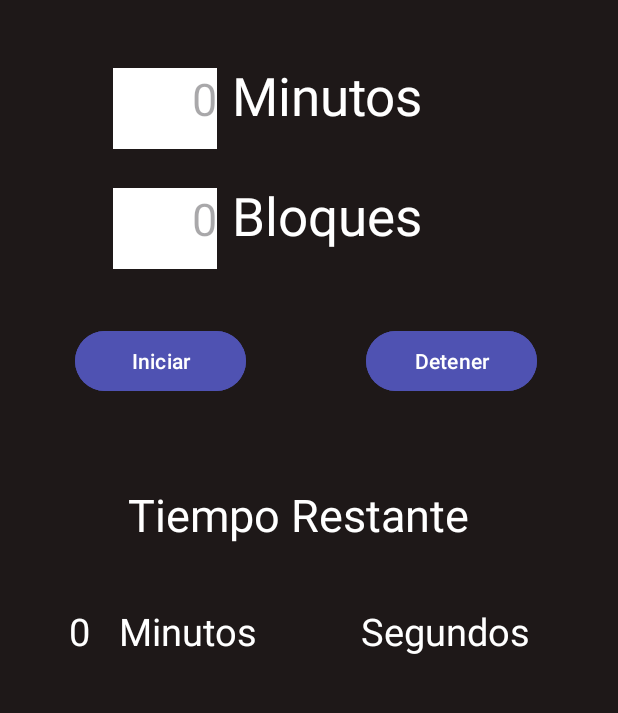
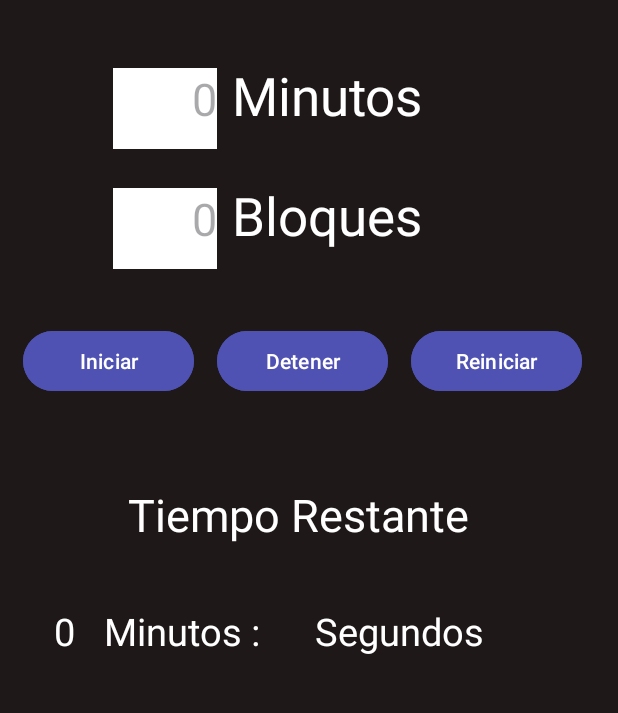
Before and after one commit to aledelorbe/Divisor-de-Tiempo, an Android app: the screen it shows after launch (MainActivity), after a tap on "Detener", on a phone screen of 412 x 824 dp, the part 106-819 px from its top. Run offline under Robolectric (Android 15) with nearby library versions, the phone set to English and light mode, and no system bars; 1 other tap on this screen came first.

Commit message:
ser agrego el button reiniciar

```diff
--- a/app/src/main/java/com/example/divisortiempo/MainActivity.java
+++ b/app/src/main/java/com/example/divisortiempo/MainActivity.java
@@ -15,7 +15,7 @@ import java.util.TimerTask;
 public class MainActivity extends AppCompatActivity implements View.OnClickListener {
 
     EditText tiempoEditText, bloquesEditText;
-    Button comenzarButton, detenerButton;
+    Button comenzarButton, detenerButton, reiniciarButton;
     int tiempo, bloques, intervalo, intervaloOriginal, contadorBloques = 0, intervaloSeg;
     Timer timer, timer2, timer3;
     MediaPlayer mediaPlayer;
@@ -27,10 +27,15 @@ public class MainActivity extends AppCompatActivity implements View.OnClickListe
         super.onCreate(savedInstanceState);
         setContentView(R.layout.activity_main);
 
+        // Edit Text
         tiempoEditText = findViewById(R.id.tiempoEditText);
         bloquesEditText = findViewById(R.id.bloquesEditText);
+        // Buttones
         comenzarButton = findViewById(R.id.comenzarButton);
         detenerButton = findViewById(R.id.detenerButton);
+        reiniciarButton = findViewById(R.id.reiniciarButton);
+
+        // Text View
         minutosRestantes = findViewById(R.id.minutosRestantes);
         segundosRestantes = findViewById(R.id.segundosRestantes);
         txtBloques = findViewById(R.id.txtBloques);
@@ -39,6 +44,7 @@ public class MainActivity extends AppCompatActivity implements View.OnClickListe
 
         comenzarButton.setOnClickListener(this);
         detenerButton.setOnClickListener(this);
+        reiniciarButton.setOnClickListener(this);
     }
 
     @Override
@@ -48,7 +54,9 @@ public class MainActivity extends AppCompatActivity implements View.OnClickListe
             tiempo = Integer.parseInt(tiempoEditText.getText().toString());
             bloques = Integer.parseInt(bloquesEditText.getText().toString());
             intervaloOriginal = intervalo = tiempo / bloques;
-            intervaloSeg = 59;
+            //intervaloSeg = 59;
+
+            //segundosRestantes.setText( " " + (intervaloSeg) );
 
             temporizadorBloques();
             temporizadorMinutos();
@@ -56,8 +64,9 @@ public class MainActivity extends AppCompatActivity implements View.OnClickListe
         }
         else if( view.getId() == R.id.detenerButton ){
             mediaPlayer.stop();
-        }/* else if ( view.getId() == R.id.reiniciarButton) {
-
+        } /*else if ( view.getId() == R.id.reiniciarButton) {
+            finalizarTimers();
+            reiniciarApp();
         }*/
     }
 
@@ -140,16 +149,8 @@ public class MainActivity extends AppCompatActivity implements View.OnClickListe
 
     public void tiempoSegRestante() {
         segundosRestantes.setText( " " + (intervaloSeg--) );
-        /*
         if( intervaloSeg == -1 ) // Porque cuando llegue al minuto 0, todavia quedarian 60 segundos mas.
             intervaloSeg = 59;
-
-         */
     }
 
-    /*
-
-    public void imprimirBloqueTerminado() {
-        txtBloques.append("¡El bloque de tiempo " + (++contadorBloques) + " ha terminado!\n");
-    }*/
 }
--- a/app/src/main/res/layout/activity_main.xml
+++ b/app/src/main/res/layout/activity_main.xml
@@ -81,7 +81,7 @@
             android:id="@+id/comenzarButton"
             android:layout_width="114dp"
             android:layout_height="wrap_content"
-            android:layout_marginLeft="50dp"
+            android:layout_marginLeft="15dp"
             android:layout_marginTop="15dp"
             android:backgroundTint="#4F52B2"
             android:text="Iniciar"></Button>
@@ -90,10 +90,19 @@
             android:id="@+id/detenerButton"
             android:layout_width="114dp"
             android:layout_height="wrap_content"
-            android:layout_marginLeft="80dp"
+            android:layout_marginLeft="15dp"
             android:layout_marginTop="15dp"
             android:backgroundTint="#4F52B2"
             android:text="Detener"></Button>
+
+        <Button
+            android:id="@+id/reiniciarButton"
+            android:layout_width="114dp"
+            android:layout_height="wrap_content"
+            android:layout_marginLeft="15dp"
+            android:layout_marginTop="15dp"
+            android:backgroundTint="#4F52B2"
+            android:text="Reiniciar"></Button>
     </LinearLayout>
 
     <TextView
@@ -116,23 +125,6 @@
             android:id="@+id/minutosRestantes"
             android:layout_width="29dp"
             android:layout_height="wrap_content"
-            android:layout_marginLeft="40dp"
-            android:text=" "
-            android:textColor="@color/white"
-            android:textSize="25sp" />
-
-        <TextView
-            android:layout_width="wrap_content"
-            android:layout_height="wrap_content"
-            android:layout_marginLeft="10dp"
-            android:text="Minutos"
-            android:textColor="@color/white"
-            android:textSize="25sp" />
-
-        <TextView
-            android:id="@+id/segundosRestantes"
-            android:layout_width="29dp"
-            android:layout_height="wrap_content"
             android:layout_marginLeft="30dp"
             android:text=" "
             android:textColor="@color/white"
@@ -142,6 +134,24 @@
             android:layout_width="wrap_content"
             android:layout_height="wrap_content"
             android:layout_marginLeft="10dp"
+            android:text="Minutos :"
+            android:textColor="@color/white"
+            android:textSize="25sp" />
+
+        <TextView
+            android:id="@+id/segundosRestantes"
+            android:layout_width="wrap_content"
+            android:layout_height="wrap_content"
+            android:layout_marginLeft="15dp"
+            android:text=" "
+            android:textColor="@color/white"
+            android:textSize="25sp" />
+
+        <TextView
+            android:layout_width="wrap_content"
+            android:layout_height="wrap_content"
+            android:layout_marginLeft="15dp"
+            android:layout_marginTop="0dp"
             android:text="Segundos"
             android:textColor="@color/white"
             android:textSize="25sp" />
@@ -151,9 +161,9 @@
         android:id="@+id/txtBloques"
         android:layout_width="wrap_content"
         android:layout_height="wrap_content"
-        android:text=" "
+        android:text=""
         android:textColor="@color/white"
-        android:textSize="23sp"
+        android:textSize="20sp"
         android:layout_marginTop="20dp"
-        android:layout_marginLeft="45dp"/>
+        android:layout_marginLeft="20dp"/>
 </LinearLayout >
```
